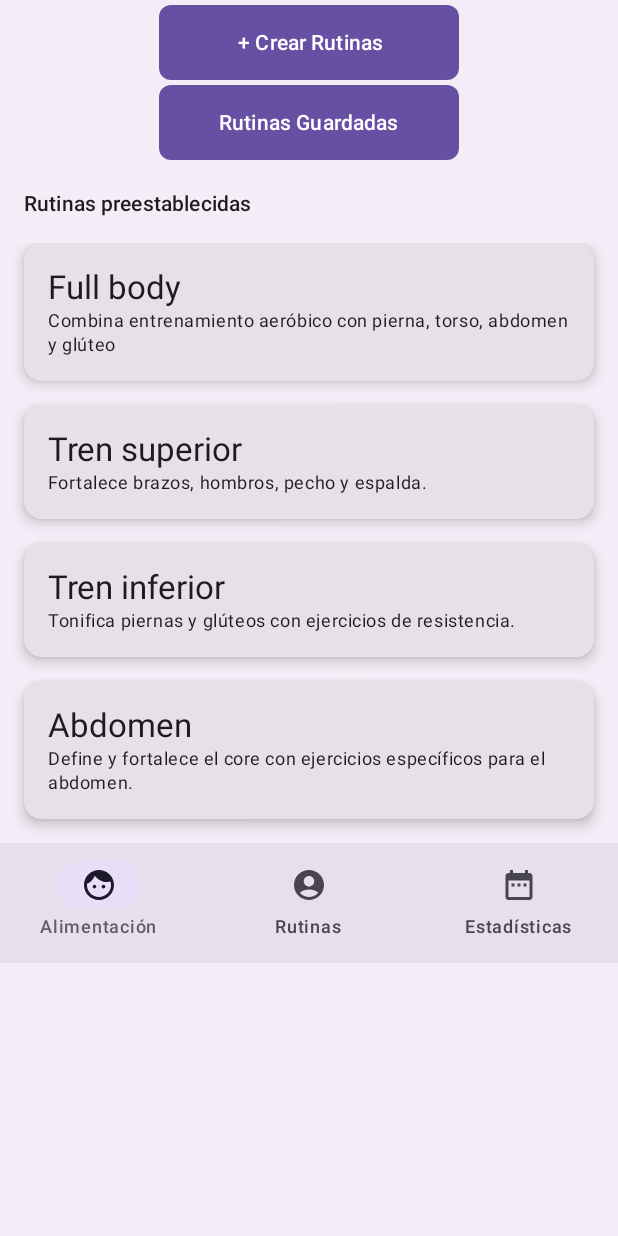
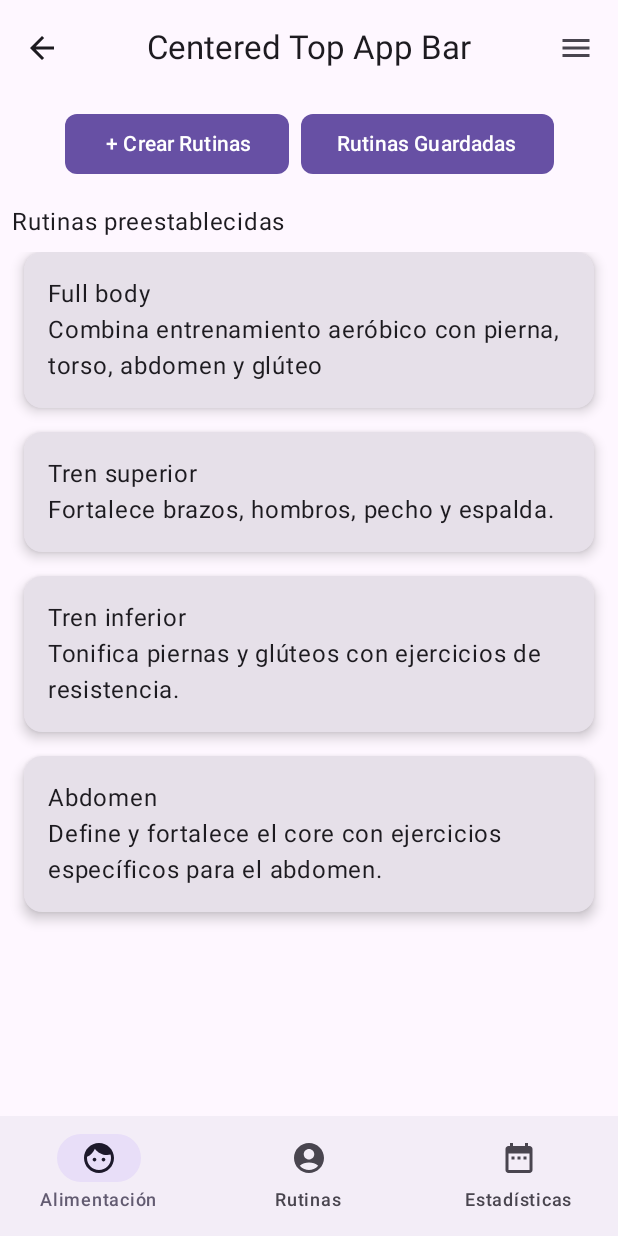
Before and after one commit to yefrivera/FitBoostTrainer, an Android app built with Jetpack Compose: the screen it shows after launch (MainActivity), on a phone screen of 412 x 824 dp. Run offline under Robolectric (Android 15) with nearby library versions, the phone set to English and light mode, and no system bars.

Commit message:
Se creo la carpeta de componentes con el top y bottom bar navigation y la carpeta para las pantallas.

```diff
--- a/app/src/main/java/edu/unicauca/fitboosttrainer/ui/RoutineCreationScreen.kt
+++ /dev/null
@@ -1,193 +0,0 @@
-package edu.unicauca.fitboosttrainer.ui
-
-import androidx.annotation.StringRes
-import androidx.compose.foundation.background
-import androidx.compose.foundation.layout.Arrangement
-import androidx.compose.material.icons.Icons
-import androidx.compose.material.icons.filled.AccountCircle
-import androidx.compose.material.icons.filled.DateRange
-import androidx.compose.material.icons.filled.Face
-import androidx.compose.material3.Icon
-import androidx.compose.material3.MaterialTheme
-import androidx.compose.material3.NavigationBar
-import androidx.compose.material3.NavigationBarItem
-import androidx.compose.material3.Surface
-import androidx.compose.material3.Text
-import androidx.compose.runtime.Composable
-import androidx.compose.ui.res.stringResource
-import androidx.compose.ui.tooling.preview.Preview
-import edu.unicauca.fitboosttrainer.R
-import androidx.compose.ui.Modifier
-import edu.unicauca.fitboosttrainer.ui.theme.FitBoostTrainerTheme
-import androidx.compose.foundation.layout.Column
-import androidx.compose.foundation.layout.fillMaxWidth
-import androidx.compose.foundation.layout.height
-import androidx.compose.foundation.layout.padding
-import androidx.compose.foundation.layout.size
-import androidx.compose.foundation.lazy.LazyColumn
-import androidx.compose.foundation.lazy.items
-import androidx.compose.material.icons.automirrored.filled.ArrowBack
-import androidx.compose.material.icons.filled.Menu
-import androidx.compose.material3.Button
-import androidx.compose.material3.Card
-import androidx.compose.ui.unit.dp
-import androidx.compose.material3.CardDefaults
-import androidx.compose.material3.CenterAlignedTopAppBar
-import androidx.compose.material3.ExperimentalMaterial3Api
-import androidx.compose.material3.IconButton
-import androidx.compose.material3.MaterialTheme.typography
-import androidx.compose.material3.Scaffold
-import androidx.compose.material3.TopAppBarDefaults
-import androidx.compose.material3.rememberTopAppBarState
-import androidx.compose.ui.Alignment
-import androidx.compose.ui.input.nestedscroll.nestedScroll
-import androidx.compose.ui.text.style.TextOverflow
-import edu.unicauca.fitboosttrainer.data.defaultRoutineData
-
-@Composable
-fun RoutineCreationScreen(){
-
-    val mediumPadding = 3.dp
-    Surface(
-        color = MaterialTheme.colorScheme.surfaceContainer,
-    ) {
-        Column() {
-
-            Column(
-                modifier = Modifier
-                    .fillMaxWidth()
-                    .padding(mediumPadding),
-                verticalArrangement = Arrangement.spacedBy(mediumPadding),
-                horizontalAlignment = Alignment.CenterHorizontally
-            ){
-                Button(
-                    onClick = { /* Acción al hacer clic */ },
-                    shape = MaterialTheme.shapes.small,
-                    modifier = Modifier
-                        .size(width = 200.dp, height = 50.dp)
-
-                ) {
-                    Text(text = " + Crear Rutinas")
-                }
-                Button(
-                    onClick = { /* Acción al hacer clic */ },
-                    shape = MaterialTheme.shapes.small,
-                    modifier = Modifier
-                        .size(width = 200.dp, height = 50.dp)
-
-                ) {
-                    Text(text = "Rutinas Guardadas")
-                }
-            }
-
-            Text(
-                text = stringResource(R.string.default_routines),
-                style = typography.titleSmall,
-                modifier = Modifier.padding(16.dp)
-            )
-            RoutinesList()
-            SootheBottomNavigation()
-        }
-    }
-}
-
-@Composable
-private fun RoutinesCard(
-    @StringRes text: Int,
-    @StringRes text2: Int,
-    modifier: Modifier = Modifier
-) {
-    Column(
-        modifier = modifier
-            .fillMaxWidth()
-            .padding(start = 16.dp, end = 16.dp)
-    ) {
-
-        Card(
-            elevation = CardDefaults.cardElevation(defaultElevation = 5.dp),
-            modifier = modifier
-                .fillMaxWidth()
-                .padding(bottom = 16.dp)
-        ) {
-            Column(modifier = Modifier.padding(16.dp)) {
-                Text(
-                    text = stringResource(text),
-                    style = typography.titleLarge,
-                )
-                Text(
-                    text = stringResource(text2),
-                    style = typography.bodySmall,
-                )
-            }
-        }
-
-    }
-}
-
-@Composable
-private fun RoutinesList(modifier: Modifier = Modifier) {
-    LazyColumn(
-        modifier = modifier
-    ) {
-        items(defaultRoutineData) { item ->
-            RoutinesCard(item.text1, item.text2)  // Asegúrate de que item.text y item.text2 sean Int
-        }
-    }
-}
-
-@Composable
-private fun SootheBottomNavigation(
-    modifier: Modifier = Modifier
-) {
-    NavigationBar(
-        containerColor = MaterialTheme.colorScheme.surfaceVariant,
-    ) {
-        NavigationBarItem(
-            icon = {
-                Icon(
-                    imageVector = Icons.Default.Face,
-                    contentDescription = null
-                )
-            },
-            label = {
-                Text(stringResource(R.string.alimentacion))
-            },
-            selected = true,
-            onClick = {}
-        )
-        NavigationBarItem(
-            icon = {
-                Icon(
-                    imageVector = Icons.Default.AccountCircle,
-                    contentDescription = null
-                )
-            },
-            label = {
-                Text(stringResource(R.string.rutinas))
-            },
-            selected = false,
-            onClick = {}
-        )
-        NavigationBarItem(
-            icon = {
-                Icon(
-                    imageVector = Icons.Default.DateRange,
-                    contentDescription = null
-                )
-            },
-            label = {
-                Text(stringResource(R.string.estadisticas))
-            },
-            selected = false,
-            onClick = {}
-        )
-    }
-}
-
-@Preview
-@Composable
-fun RoutineCreationScreenPreview(){
-    FitBoostTrainerTheme {
-        RoutineCreationScreen()
-    }
-}
--- /dev/null
+++ b/app/src/main/java/edu/unicauca/fitboosttrainer/ui/components/BottomBar.kt
@@ -0,0 +1,62 @@
+package edu.unicauca.fitboosttrainer.ui.components
+
+import androidx.compose.material.icons.Icons
+import androidx.compose.material.icons.filled.AccountCircle
+import androidx.compose.material.icons.filled.DateRange
+import androidx.compose.material.icons.filled.Face
+import androidx.compose.material3.Icon
+import androidx.compose.material3.NavigationBar
+import androidx.compose.material3.NavigationBarItem
+import androidx.compose.material3.Text
+import androidx.compose.runtime.Composable
+import androidx.compose.ui.Modifier
+import androidx.compose.ui.res.stringResource
+import edu.unicauca.fitboosttrainer.R
+
+@Composable
+fun BottomNavigation(
+    modifier: Modifier = Modifier
+) {
+    NavigationBar(
+    ) {
+        NavigationBarItem(
+            icon = {
+                Icon(
+                    imageVector = Icons.Default.Face,
+                    contentDescription = null
+                )
+            },
+            label = {
+                Text(stringResource(R.string.alimentacion))
+            },
+            selected = true,
+            onClick = {}
+        )
+        NavigationBarItem(
+            icon = {
+                Icon(
+                    imageVector = Icons.Default.AccountCircle,
+                    contentDescription = null
+                )
+            },
+            label = {
+                Text(stringResource(R.string.rutinas))
+            },
+            selected = false,
+            onClick = {}
+        )
+        NavigationBarItem(
+            icon = {
+                Icon(
+                    imageVector = Icons.Default.DateRange,
+                    contentDescription = null
+                )
+            },
+            label = {
+                Text(stringResource(R.string.estadisticas))
+            },
+            selected = false,
+            onClick = {}
+        )
+    }
+}
--- /dev/null
+++ b/app/src/main/java/edu/unicauca/fitboosttrainer/ui/components/TopBar.kt
@@ -0,0 +1,45 @@
+package edu.unicauca.fitboosttrainer.ui.components
+
+import androidx.compose.material.icons.Icons
+import androidx.compose.material.icons.automirrored.filled.ArrowBack
+import androidx.compose.material.icons.filled.Menu
+import androidx.compose.material3.ExperimentalMaterial3Api
+import androidx.compose.material3.Icon
+import androidx.compose.material3.IconButton
+import androidx.compose.material3.Text
+import androidx.compose.material3.TopAppBarScrollBehavior
+import androidx.compose.runtime.Composable
+import androidx.compose.ui.Modifier
+import androidx.compose.ui.text.style.TextOverflow
+
+@OptIn(ExperimentalMaterial3Api::class)
+@Composable
+fun CenterAlignedTopAppBar(modifier: Modifier = Modifier, scrollBehavior: TopAppBarScrollBehavior){
+
+    androidx.compose.material3.CenterAlignedTopAppBar(
+        title = {
+            Text(
+                "Centered Top App Bar",
+                maxLines = 1,
+                overflow = TextOverflow.Ellipsis
+            )
+        },
+        navigationIcon = {
+            IconButton(onClick = { /* do something */ }) {
+                Icon(
+                    imageVector = Icons.AutoMirrored.Filled.ArrowBack,
+                    contentDescription = "Localized description"
+                )
+            }
+        },
+        actions = {
+            IconButton(onClick = { /* do something */ }) {
+                Icon(
+                    imageVector = Icons.Filled.Menu,
+                    contentDescription = "Localized description"
+                )
+            }
+        },
+        scrollBehavior = scrollBehavior,
+    )
+}
--- /dev/null
+++ b/app/src/main/java/edu/unicauca/fitboosttrainer/ui/screens/RoutineCreationScreen.kt
@@ -0,0 +1,137 @@
+package edu.unicauca.fitboosttrainer.ui.screens
+
+import androidx.annotation.StringRes
+import androidx.compose.foundation.layout.Arrangement
+import androidx.compose.material3.MaterialTheme
+import androidx.compose.material3.Text
+import androidx.compose.runtime.Composable
+import androidx.compose.ui.res.stringResource
+import androidx.compose.ui.tooling.preview.Preview
+import edu.unicauca.fitboosttrainer.R
+import androidx.compose.ui.Modifier
+import edu.unicauca.fitboosttrainer.ui.theme.FitBoostTrainerTheme
+import androidx.compose.foundation.layout.Column
+import androidx.compose.foundation.layout.PaddingValues
+import androidx.compose.foundation.layout.Row
+import androidx.compose.foundation.layout.fillMaxSize
+import androidx.compose.foundation.layout.fillMaxWidth
+import androidx.compose.foundation.layout.padding
+import androidx.compose.foundation.lazy.LazyColumn
+import androidx.compose.foundation.lazy.items
+import androidx.compose.material3.Button
+import androidx.compose.material3.Card
+import androidx.compose.ui.unit.dp
+import androidx.compose.material3.CardDefaults
+import androidx.compose.material3.ExperimentalMaterial3Api
+import androidx.compose.material3.Scaffold
+import androidx.compose.material3.TopAppBarDefaults
+import androidx.compose.material3.rememberTopAppBarState
+import androidx.compose.ui.Alignment
+import androidx.compose.ui.input.nestedscroll.nestedScroll
+import edu.unicauca.fitboosttrainer.data.defaultRoutineData
+import edu.unicauca.fitboosttrainer.ui.components.CenterAlignedTopAppBar
+import edu.unicauca.fitboosttrainer.ui.components.BottomNavigation
+
+@OptIn(ExperimentalMaterial3Api::class)
+@Composable
+fun RoutineCreationScreen() {
+
+    val scrollBehavior = TopAppBarDefaults.pinnedScrollBehavior(rememberTopAppBarState())
+    Scaffold(
+        modifier = Modifier.nestedScroll(scrollBehavior.nestedScrollConnection),
+        topBar = { CenterAlignedTopAppBar(modifier = Modifier, scrollBehavior) },
+        bottomBar = { BottomNavigation() }
+    ) { innerPadding ->
+        ScrollContent(innerPadding = innerPadding)
+    }
+
+}
+
+@Composable
+private fun RoutinesCard(
+    @StringRes text: Int,
+    @StringRes text2: Int,
+    modifier: Modifier = Modifier
+) {
+    Column(
+        modifier = modifier
+            .fillMaxWidth()
+            .padding(start = 16.dp, end = 16.dp)
+    ) {
+
+        Card(
+            elevation = CardDefaults.cardElevation(defaultElevation = 5.dp),
+            modifier = modifier
+                .fillMaxWidth()
+                .padding(bottom = 16.dp)
+        ) {
+            Column(modifier = Modifier.padding(16.dp)) {
+                Text(
+                    text = stringResource(text),
+                )
+                Text(
+                    text = stringResource(text2),
+                )
+            }
+        }
+
+    }
+}
+
+@Composable
+private fun RoutinesList(modifier: Modifier = Modifier) {
+    LazyColumn(
+        modifier = modifier
+    ) {
+        items(defaultRoutineData) { item ->
+            RoutinesCard(item.text1, item.text2)  // Asegúrate de que item.text y item.text2 sean Int
+        }
+    }
+}
+
+@Composable
+fun ScrollContent(innerPadding: PaddingValues) {
+
+    val mediumPadding = 8.dp
+    Column(
+        modifier = Modifier
+            .fillMaxSize()
+            .padding(innerPadding),
+    ) {
+        Row(
+            modifier = Modifier
+            .fillMaxWidth()
+            .padding(mediumPadding),
+            horizontalArrangement = Arrangement.Center,
+            verticalAlignment = Alignment.CenterVertically
+        ){
+            Button(
+                onClick = { /* Acción al hacer clic */ },
+                shape = MaterialTheme.shapes.small,
+                modifier = Modifier.padding(end = mediumPadding)
+            ) {
+                Text(text = " + Crear Rutinas")
+            }
+            Button(
+                onClick = { /* Acción al hacer clic */ },
+                shape = MaterialTheme.shapes.small,
+            ) {
+                Text(text = "Rutinas Guardadas")
+            }
+        }
+
+        Text(
+            text = stringResource(R.string.default_routines),
+            modifier = Modifier.padding(mediumPadding)
+        )
+        RoutinesList()
+    }
+}
+
+@Preview
+@Composable
+fun RoutineCreationScreenPreview(){
+    FitBoostTrainerTheme {
+        RoutineCreationScreen()
+    }
+}
```
Also changed, not shown: app/src/main/java/edu/unicauca/fitboosttrainer/MainActivity.kt (+1 -6 lines).
